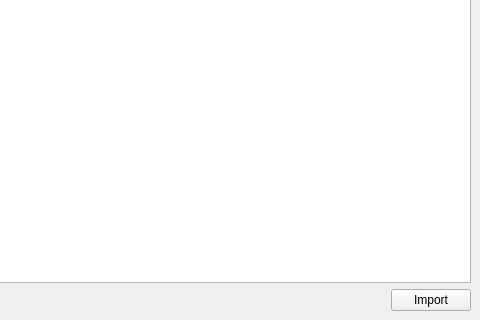
Above: views/ImportFileView.ui from xcarol/wmm-qt before the change; both pictures show x 320 to 800 and y 280 to 600 of the 800 by 600 pixel window. Below: the same form after it.
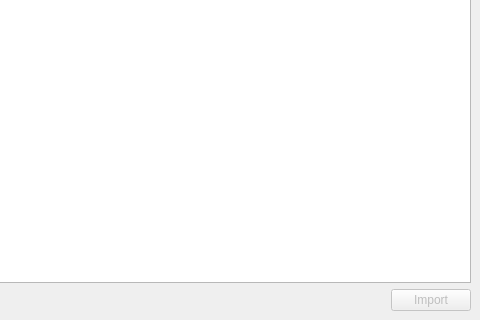
That is the form after the change.

Commit message: move initial settings to default ui

What changed in the file:
```diff
--- a/views/ImportFileView.ui
+++ b/views/ImportFileView.ui
@@ -172,6 +172,9 @@
         </item>
         <item>
          <widget class="QPushButton" name="ImportButton">
+          <property name="enabled">
+           <bool>false</bool>
+          </property>
           <property name="text">
            <string>Import</string>
           </property>
```
The commit also changes 5 other files.
